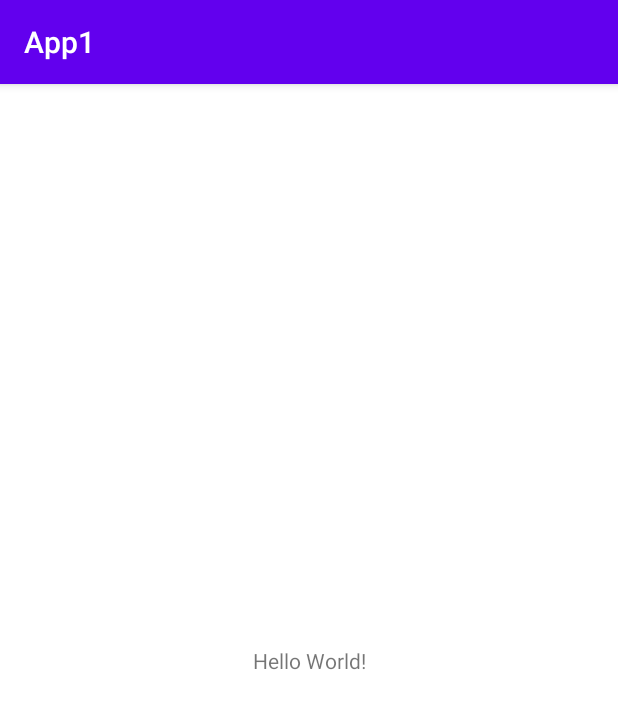
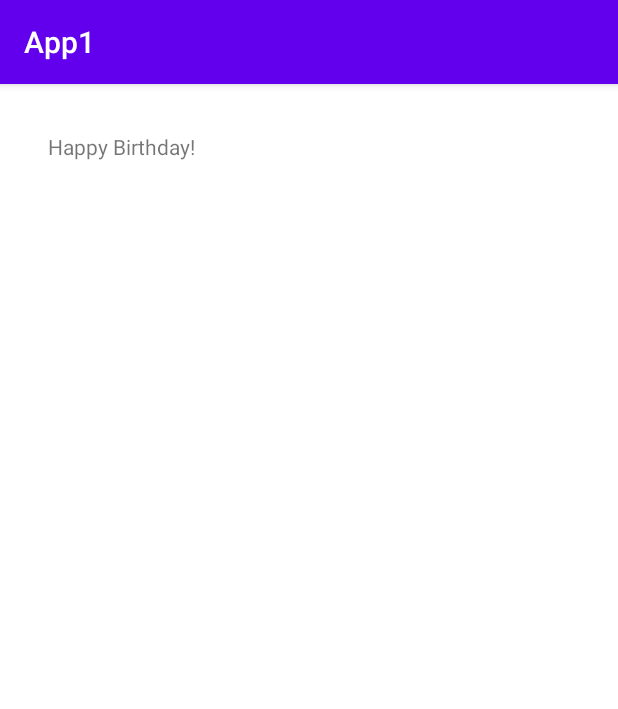
Before and after one commit to pkkdper/App1, an Android app: the screen it shows after launch (MainActivity), on a phone screen of 412 x 824 dp. Shown: the top 709 px of the screen. Run offline under Robolectric (Android 15) with nearby library versions, the phone set to English and light mode, and no system bars.

Commit message:
changing text and adding constraints

```diff
--- a/app/src/main/res/layout/activity_main.xml
+++ b/app/src/main/res/layout/activity_main.xml
@@ -7,12 +7,12 @@
     tools:context=".MainActivity">
 
     <TextView
+        android:id="@+id/textView"
         android:layout_width="wrap_content"
         android:layout_height="wrap_content"
-        android:text="Hello World!"
-        app:layout_constraintBottom_toBottomOf="parent"
-        app:layout_constraintEnd_toEndOf="parent"
+        android:layout_marginStart="32dp"
+        android:layout_marginTop="32dp"
+        android:text="Happy Birthday!"
         app:layout_constraintStart_toStartOf="parent"
         app:layout_constraintTop_toTopOf="parent" />
-
 </androidx.constraintlayout.widget.ConstraintLayout>
```
